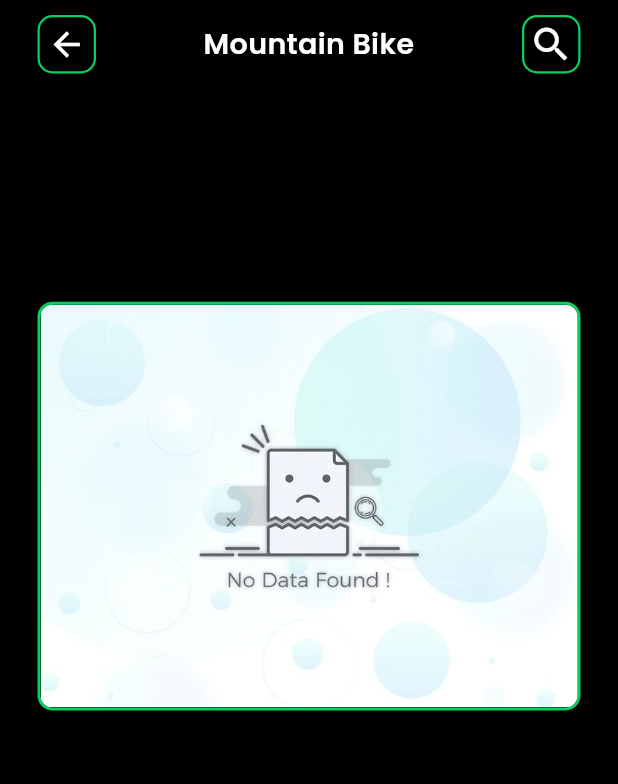
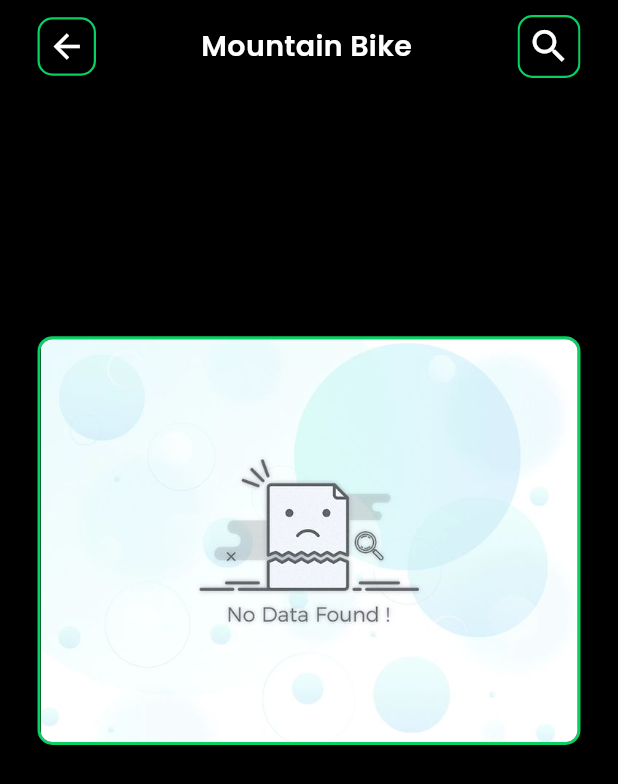
Before and after one commit to Adilcpgithub/nutra_nest, a Flutter app: the CycleListPage screen opened directly, on a phone screen of 412 x 824 dp. Shown: the top 784 px of the screen. Run offline on Flutter 3.47's test engine with Material 3 defaults, Android fonts, the phone set to English and light mode, and no system bars; our stand-ins replace animate_do, bloc, carousel_slider, cloud_firestore, country_code_picker, equatable and 8 more; missing offline and left inert: cloudinary_flutter, cloudinary_public, cloudinary_url_gen, firebase_app_check; accounts and stored records are empty.

Commit message:
cycle card favorite also added with  also added inkwell on search button

```diff
--- a/lib/Blocs/cycle_bloc/bloc/cycle_bloc.dart
+++ b/lib/Blocs/cycle_bloc/bloc/cycle_bloc.dart
@@ -3,16 +3,22 @@
 import 'package:bloc/bloc.dart';
 import 'package:cloud_firestore/cloud_firestore.dart';
 import 'package:equatable/equatable.dart';
+import 'package:nutra_nest/auth/auth_service.dart';
 import 'package:nutra_nest/model/cycle.dart';
 
 part 'cycle_event.dart';
 part 'cycle_state.dart';
 
 class CycleBloc extends Bloc<CycleEvent, CycleState> {
-  CycleBloc() : super(CycleLoadingState()) {
+  CycleBloc()
+      : super(
+          CycleLoadingState(),
+        ) {
     on<LoadCycleByType>(_fetchCycles);
+    on<ToggleFavoriteEvent>(_toggleFavorite);
   }
   final FirebaseFirestore _firestore = FirebaseFirestore.instance;
+  Set<String> _favorites = {};
   _fetchCycles(LoadCycleByType event, Emitter<CycleState> emit) async {
     emit(CycleLoadingState());
     try {
@@ -30,7 +36,16 @@
             (e) => Cycle.fromMap(e),
           )
           .toList();
-      emit(CycleLoadedState(newCycles));
+      final userId = await UserStatus().getUserId();
+      final snapShot =
+          await _firestore.collection('favoriteCollection').doc(userId).get();
+      snapShot.data();
+      if (snapShot.exists) {
+        Set<String> currentSet =
+            Set<String>.from(snapShot.data()?['favorites'] ?? {});
+        _favorites = currentSet;
+      }
+      emit(CycleLoadedState(newCycles, favorites: _favorites));
       print('ssssssssssssss');
       print(newCycles);
       log(' new cycles length is ${newCycles.length}');
@@ -38,4 +53,42 @@
       emit(CycleErrorState(e.toString()));
     }
   }
+
+  void _toggleFavorite(
+      ToggleFavoriteEvent event, Emitter<CycleState> emit) async {
+    if (state is CycleLoadedState) {
+      final currentState = state as CycleLoadedState;
+      final updatedFavorites = Set<String>.from(currentState.favorites);
+      if (updatedFavorites.contains(event.productId)) {
+        updatedFavorites.remove(event.productId);
+        emit(
+            CycleLoadedState(currentState.cycles, favorites: updatedFavorites));
+
+        try {
+          await _firestore
+              .collection('favoriteCollection')
+              .doc(event.userId)
+              .set({'favorites': updatedFavorites});
+          print("Set added to Firestore successfully!");
+        } catch (e) {
+          log('$e');
+          print("Failed to add set to Firestore: $e");
+        }
+      } else {
+        updatedFavorites.add(event.productId);
+        emit(
+            CycleLoadedState(currentState.cycles, favorites: updatedFavorites));
+        try {
+          await _firestore
+              .collection('favoriteCollection')
+              .doc(event.userId)
+              .set({'favorites': updatedFavorites});
+          print("Set added to Firestore successfully!");
+        } catch (e) {
+          log('$e');
+          print("Failed to add set to Firestore: $e");
+        }
+      }
+    }
+  }
 }
--- a/lib/Blocs/cycle_bloc/bloc/cycle_event.dart
+++ b/lib/Blocs/cycle_bloc/bloc/cycle_event.dart
@@ -23,7 +23,7 @@
     this.typeNumber,
   ) : type = cycleTypeList[typeNumber - 1];
   @override
-  List<Object> get props => [type];
+  List<Object> get props => [type, typeNumber, cycleTypeList];
 }
 
 class SearchCycles extends CycleEvent {
@@ -32,3 +32,13 @@
   @override
   List<Object> get props => [query];
 }
+
+class ToggleFavoriteEvent extends CycleEvent {
+  final String productId;
+  final String userId;
+
+  const ToggleFavoriteEvent(this.productId, this.userId);
+
+  @override
+  List<Object> get props => [productId];
+}
--- a/lib/Blocs/cycle_bloc/bloc/cycle_state.dart
+++ b/lib/Blocs/cycle_bloc/bloc/cycle_state.dart
@@ -11,10 +11,11 @@
 
 class CycleLoadedState extends CycleState {
   final List<Cycle> cycles;
+  final Set<String> favorites;
 
-  const CycleLoadedState(this.cycles);
+  const CycleLoadedState(this.cycles, {this.favorites = const {}});
   @override
-  List<Object> get props => [cycles];
+  List<Object> get props => [cycles, favorites];
 }
 
 class CycleErrorState extends CycleState {
--- /dev/null
+++ b/lib/Blocs/search_bloc/bloc/search_bloc_event.dart
@@ -0,0 +1,10 @@
+part of 'search_bloc_bloc.dart';
+
+sealed class SearchBlocEvent extends Equatable {
+  const SearchBlocEvent();
+
+  @override
+  List<Object> get props => [];
+}
+
+class ToggleSearchBarEvent extends SearchBlocEvent {}
--- /dev/null
+++ b/lib/Blocs/search_bloc/bloc/search_bloc_state.dart
@@ -0,0 +1,12 @@
+part of 'search_bloc_bloc.dart';
+
+class SearchBlocState extends Equatable {
+  const SearchBlocState();
+
+  @override
+  List<Object> get props => [];
+}
+
+class SearchBarHidden extends SearchBlocState {}
+
+class SearchBarVisible extends SearchBlocState {}
--- a/lib/Screen/cycle_list_page.dart
+++ b/lib/Screen/cycle_list_page.dart
@@ -1,12 +1,16 @@
 import 'dart:developer';
 
+import 'package:animate_do/animate_do.dart';
 import 'package:flutter/material.dart';
 import 'package:flutter/widgets.dart';
+
 import 'package:flutter_bloc/flutter_bloc.dart';
 import 'package:google_fonts/google_fonts.dart';
 import 'package:nutra_nest/blocs/cycle_bloc/bloc/cycle_bloc.dart';
+import 'package:nutra_nest/blocs/search_bloc/bloc/search_bloc_bloc.dart';
 import 'package:nutra_nest/utity/card.dart';
 import 'package:nutra_nest/utity/colors.dart';
+import 'package:nutra_nest/widgets/textformfield.dart';
 
 class CycleListPage extends StatefulWidget {
   final int cycleTypeNumber;
@@ -30,11 +34,12 @@
           padding: const EdgeInsets.symmetric(horizontal: 25),
           child: Column(
             children: [
-              const SizedBox(height: 10),
-              _buildHeader(
-                context,
-              ),
-              _showCycleList(),
+              sizedBox10(),
+              buildHeader(context),
+              sizedBox10(),
+              buildSearchBar(),
+              sizedBox10(),
+              showCycleList(),
             ],
           ),
         ),
@@ -42,15 +47,26 @@
     );
   }
 
-  Widget _buildHeader(
+  Widget sizedBox10() {
+    return const SizedBox(height: 10);
+  }
+
+  Widget buildHeader(
     BuildContext context,
   ) {
     var event = LoadCycleByType(widget.cycleTypeNumber);
+
     return Row(
       mainAxisAlignment: MainAxisAlignment.spaceBetween,
       children: [
         GestureDetector(
-          onTap: () => Navigator.of(context).pop(),
+          onTap: () {
+            Navigator.of(context).pop();
+            final searchBarBloc = context.read<SearchBlocBloc>();
+            if (searchBarBloc.state is SearchBarVisible) {
+              searchBarBloc.add(ToggleSearchBarEvent());
+            }
+          },
           child: Container(
             height: 39,
             width: 39,
@@ -77,20 +93,33 @@
             ),
           ),
         ),
-        GestureDetector(
-          onTap: () => Navigator.of(context).pop(),
-          child: Container(
+        Material(
+          color: Colors.transparent, // Keeps the background transparent
+          child: Ink(
+            decoration: BoxDecoration(
+              color: CustomColors.black,
+              borderRadius:
+                  BorderRadius.circular(10), // Match the rounded corners
+              border: Border.all(color: CustomColors.green, width: 1.5),
+            ),
+            child: InkWell(
+              borderRadius:
+                  BorderRadius.circular(10), // Match the border radius
+              splashColor: Colors.grey.withOpacity(0.3), // Splash effect
+              highlightColor: Colors.grey.withOpacity(0.1), // Highlight effect
+              onTap: () {
+                log('pressed');
+                context.read<SearchBlocBloc>().add(ToggleSearchBarEvent());
+              },
+              child: const SizedBox(
                 height: 39,
                 width: 39,
-            decoration: BoxDecoration(
-              color: CustomColors.black,
-              borderRadius: BorderRadius.circular(10),
-              border: Border.all(color: CustomColors.green, width: 1.5),
+                child: Icon(
+                  Icons.search,
+                  size: 29,
+                  color: Colors.white,
                 ),
-            child: const Icon(
-              Icons.search,
-              size: 30,
-              color: Colors.white,
+              ),
             ),
           ),
         ),
@@ -98,47 +127,86 @@
     );
   }
 
-  Widget _showCycleList() {
-    return BlocBuilder<CycleBloc, CycleState>(builder: (context, state) {
-      if (state is CycleLoadedState && state.cycles.isNotEmpty) {
+  Widget buildSearchBar() {
+    final TextEditingController searchCountroller = TextEditingController();
+    return BlocBuilder<SearchBlocBloc, SearchBlocState>(
+      builder: (context, state) {
+        if (state is SearchBarVisible) {
+          return FadeInDown(
+            duration: const Duration(milliseconds: 500),
+            child: Column(
+              children: [
+                Padding(
+                  padding: const EdgeInsets.only(top: 10, bottom: 10),
+                  child: SizedBox(
+                    height: 68,
+                    child: CustomTextFormField(
+                      prefixIcon: const Padding(
+                        padding: EdgeInsets.only(left: 20, right: 23),
+                        child: Icon(
+                          Icons.search,
+                          size: 30,
+                          color: Colors.white,
+                        ),
+                      ),
+                      controller: searchCountroller,
+                      labelText: 'Search',
+                    ),
+                  ),
+                ),
+              ],
+            ),
+          );
+        } else {
+          return const SizedBox.shrink();
+        }
+      },
+    );
+  }
+
+  Widget showCycleList() {
+    return BlocBuilder<CycleBloc, CycleState>(
+      builder: (context, state) {
+        if (state is CycleLoadedState) {
+          if (state.cycles.isNotEmpty) {
             return Expanded(
               child: GridView.builder(
                 gridDelegate: const SliverGridDelegateWithFixedCrossAxisCount(
                   crossAxisCount: 2,
-              crossAxisSpacing: 9,
-              mainAxisSpacing: 9,
+                  crossAxisSpacing: 5,
+                  mainAxisSpacing: 5,
                   childAspectRatio: 0.7,
                 ),
+                itemCount: state.cycles.length,
                 itemBuilder: (context, index) {
                   final cycle = state.cycles[index];
+
                   return SizedBox(
                     height: 100,
                     width: double.infinity,
-                child: ProductCard(
+                    child: cycleProductCard(
+                      context: context,
+                      id: cycle.id,
                       imagUrl: cycle.imageUrl[0],
                       funtion: () {},
                       cycleName: cycle.name,
                       price: cycle.price,
-                    deleteFunction: () {},
-                    editFuntion: () {}),
+                    ),
                   );
                 },
-            itemCount: state.cycles.length,
               ),
             );
-      } else if (state is CycleLoadedState && state.cycles.isEmpty) {
-        log('cycle is empty ');
+          } else {
             return SizedBox(
               height: MediaQuery.of(context).size.height * 0.7,
               child: Center(
                 child: Container(
                   decoration: BoxDecoration(
                     borderRadius: BorderRadius.circular(10),
-                  border: Border.all(color: CustomColors.green, width: 2)),
+                    border: Border.all(color: CustomColors.green, width: 2),
+                  ),
                   child: ClipRRect(
-                borderRadius: BorderRadius.circular(
-                  8,
-                ),
+                    borderRadius: BorderRadius.circular(8),
                     child: Image.asset(
                       'assets/No Data Found.jpg',
                       fit: BoxFit.contain,
@@ -147,13 +215,16 @@
                 ),
               ),
             );
+          }
         } else if (state is CycleLoadingState) {
           return SizedBox(
             height: MediaQuery.of(context).size.height * 0.7,
             child: const Center(
               child: CircularProgressIndicator(
                 color: CustomColors.green,
-            )));
+              ),
+            ),
+          );
         } else if (state is CycleErrorState) {
           return Row(
             mainAxisAlignment: MainAxisAlignment.center,
@@ -170,10 +241,12 @@
         } else {
           return const Center(
             child: Text(
-          'ddkkkkkk',
+              '404',
               style: TextStyle(color: Colors.red),
-        ));
+            ),
+          );
         }
-    });
+      },
+    );
   }
 }
--- a/lib/main.dart
+++ b/lib/main.dart
@@ -11,6 +11,7 @@
 import 'package:nutra_nest/auth/auth_service.dart';
 import 'package:nutra_nest/blocs/LoginBloc/bloc/profil_bloc/bloc/profil_bloc.dart';
 import 'package:nutra_nest/blocs/cycle_bloc/bloc/cycle_bloc.dart';
+import 'package:nutra_nest/blocs/search_bloc/bloc/search_bloc_bloc.dart';
 import 'package:nutra_nest/blocs/signUp/bloc/sign_up_bloc.dart';
 import 'package:nutra_nest/screen/auth_screens/login_screen.dart';
 import 'package:nutra_nest/screen/bottom_navigation/bottom_navigation_screen.dart';
@@ -88,6 +89,7 @@
           BlocProvider(create: (context) => SignUpBloc()),
           BlocProvider(create: (context) => ProfilBloc()),
           BlocProvider(create: (context) => CycleBloc()),
+          BlocProvider(create: (context) => SearchBlocBloc()),
         ],
         child: MaterialApp(
           theme: ThemeData(
```
Also changed, not shown: lib/Blocs/search_bloc/bloc/search_bloc_bloc.dart (added, +17 -0 lines), lib/utity/card.dart (+99 -62 lines), assets/clipart44480.png (added), assets/heart (1).png (added), assets/heart (2).png (added), assets/heart.png (added), assets/image copy 18.png (added). Lines whose indentation alone changed are shown as unchanged.
